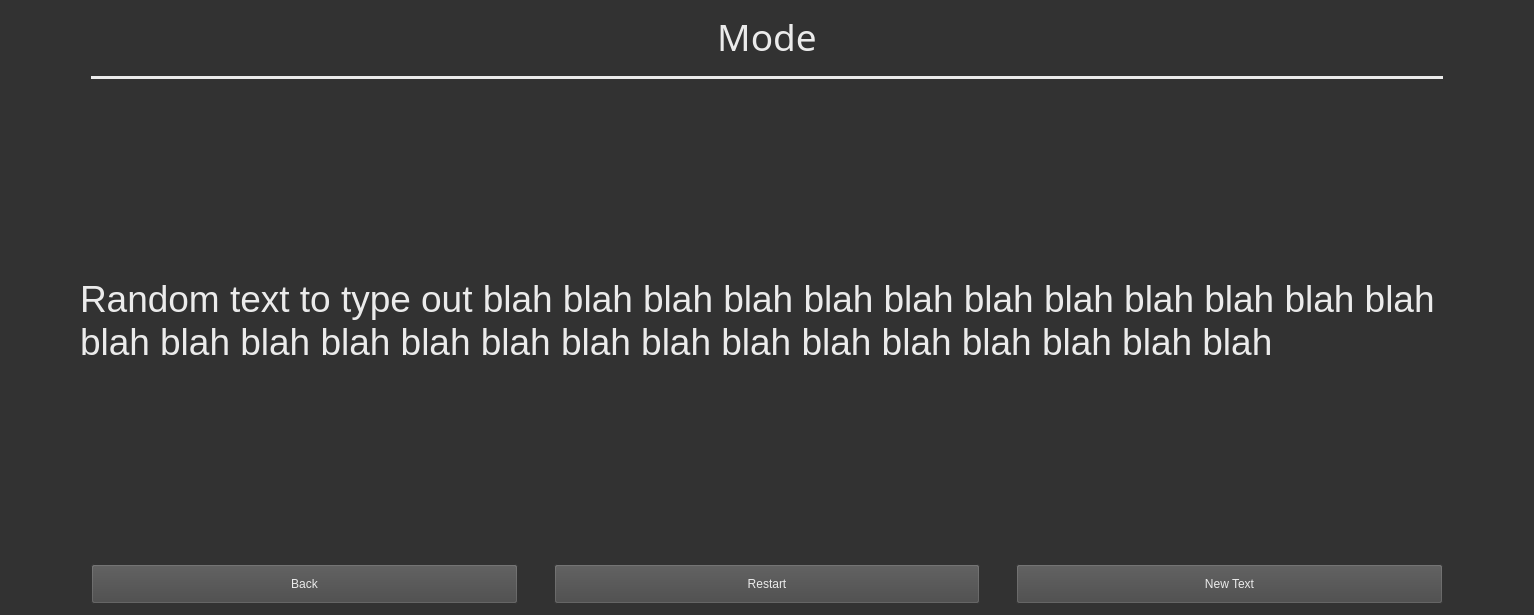
Qt form speed-typer/source_ui/typingWindow.ui (Rolv-Apneseth/ps-typer) before a commit.
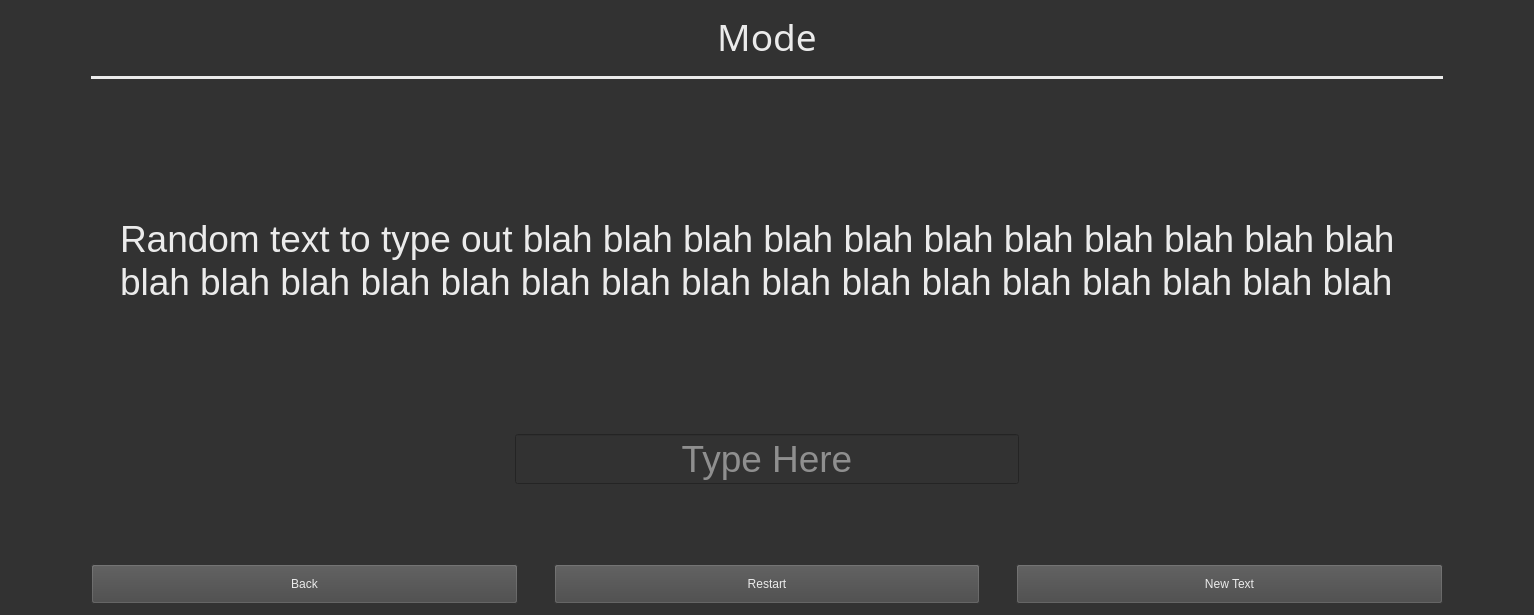
The same form after that commit.

Commit message: Added line edit to make it easier to take input from the user

What changed in the file:
```diff
--- a/speed-typer/source_ui/typingWindow.ui
+++ b/speed-typer/source_ui/typingWindow.ui
@@ -126,12 +126,12 @@
       <enum>Qt::Vertical</enum>
      </property>
      <property name="sizeType">
-      <enum>QSizePolicy::Preferred</enum>
+      <enum>QSizePolicy::Expanding</enum>
      </property>
      <property name="sizeHint" stdset="0">
       <size>
        <width>20</width>
-       <height>10</height>
+       <height>20</height>
       </size>
      </property>
     </spacer>
@@ -150,7 +150,7 @@
       </font>
      </property>
      <property name="styleSheet">
-      <string notr="true">padding: 60px;</string>
+      <string notr="true">padding: 50px 100px;</string>
      </property>
      <property name="text">
       <string>Random text to type out blah blah blah blah blah blah blah blah blah blah blah blah blah blah blah blah blah blah blah blah blah blah blah blah blah blah blah</string>
@@ -166,18 +166,91 @@
      </property>
     </widget>
    </item>
+   <item>
+    <spacer name="verticalSpacer_3">
+     <property name="orientation">
+      <enum>Qt::Vertical</enum>
+     </property>
+     <property name="sizeHint" stdset="0">
+      <size>
+       <width>20</width>
+       <height>20</height>
+      </size>
+     </property>
+    </spacer>
+   </item>
+   <item>
+    <layout class="QHBoxLayout" name="horizontalLayout_2">
+     <property name="topMargin">
+      <number>0</number>
+     </property>
+     <item>
+      <spacer name="horizontalSpacer_7">
+       <property name="orientation">
+        <enum>Qt::Horizontal</enum>
+       </property>
+       <property name="sizeHint" stdset="0">
+        <size>
+         <width>40</width>
+         <height>20</height>
+        </size>
+       </property>
+      </spacer>
+     </item>
+     <item>
+      <widget class="QLineEdit" name="lineInput">
+       <property name="sizePolicy">
+        <sizepolicy hsizetype="Expanding" vsizetype="Fixed">
+         <horstretch>0</horstretch>
+         <verstretch>0</verstretch>
+        </sizepolicy>
+       </property>
+       <property name="minimumSize">
+        <size>
+         <width>0</width>
+         <height>50</height>
+        </size>
+       </property>
+       <property name="font">
+        <font>
+         <pointsize>28</pointsize>
+        </font>
+       </property>
+       <property name="alignment">
+        <set>Qt::AlignCenter</set>
+       </property>
+       <property name="placeholderText">
+        <string>Type Here</string>
+       </property>
+      </widget>
+     </item>
+     <item>
+      <spacer name="horizontalSpacer_8">
+       <property name="orientation">
+        <enum>Qt::Horizontal</enum>
+       </property>
+       <property name="sizeHint" stdset="0">
+        <size>
+         <width>40</width>
+         <height>20</height>
+        </size>
+       </property>
+      </spacer>
+     </item>
+    </layout>
+   </item>
    <item>
     <spacer name="verticalSpacer_2">
      <property name="orientation">
       <enum>Qt::Vertical</enum>
      </property>
      <property name="sizeType">
-      <enum>QSizePolicy::Preferred</enum>
+      <enum>QSizePolicy::Expanding</enum>
      </property>
      <property name="sizeHint" stdset="0">
       <size>
        <width>20</width>
-       <height>20</height>
+       <height>40</height>
       </size>
      </property>
     </spacer>
```
The commit also changes 1 other file.
